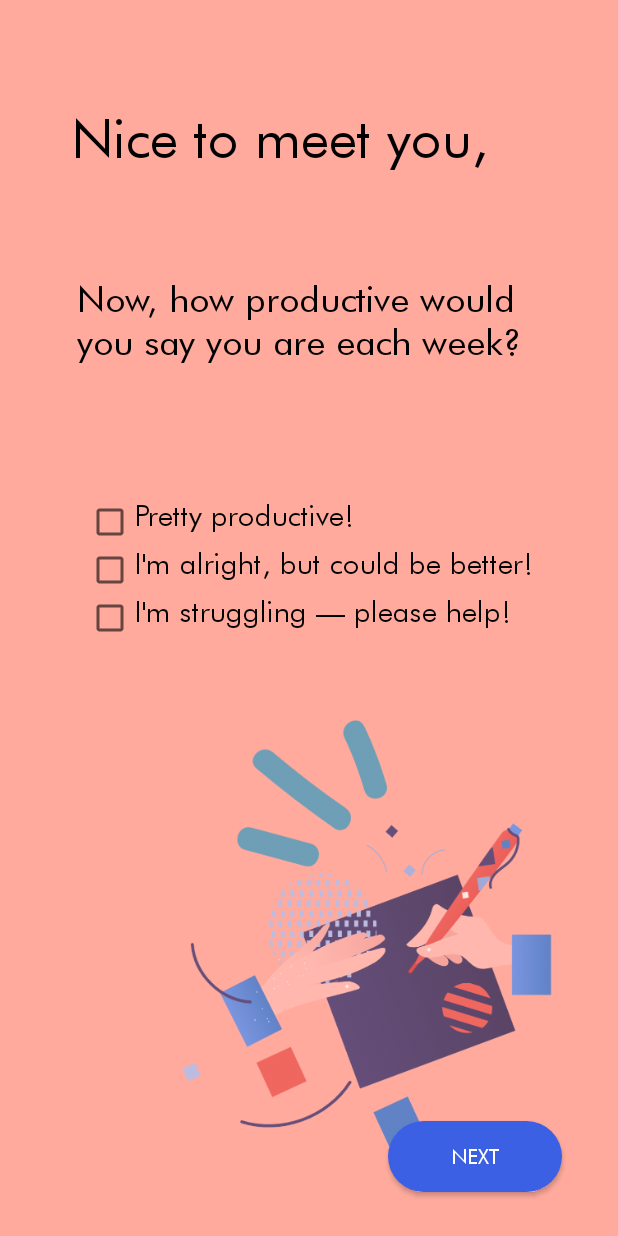
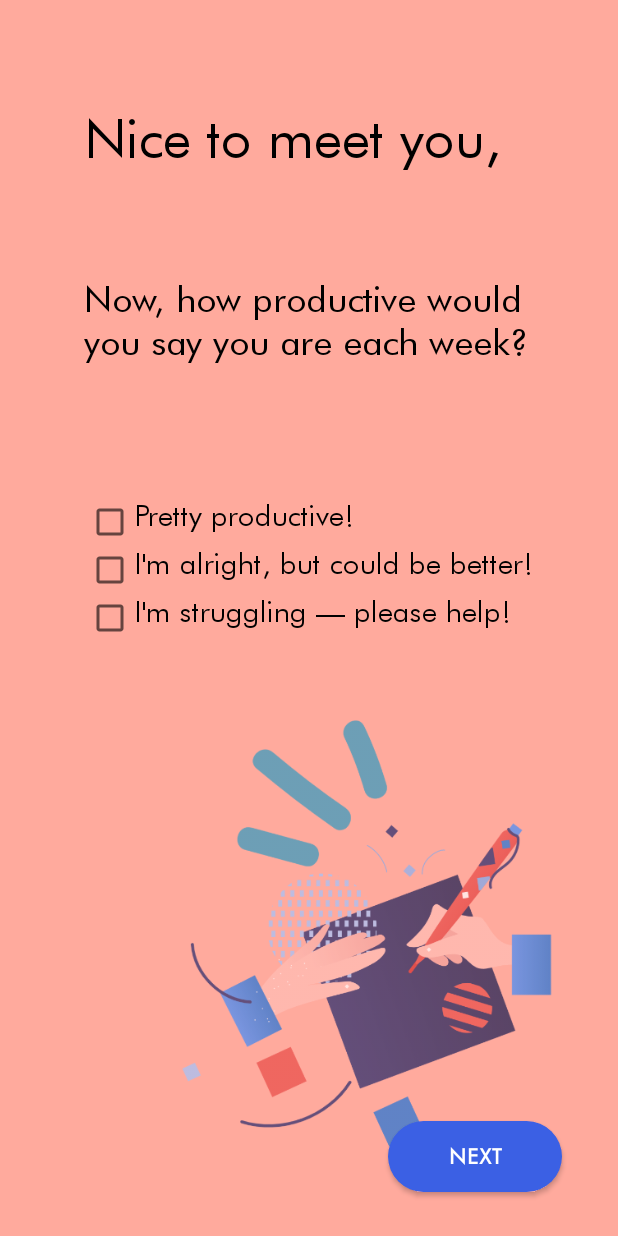
Before and after one commit to verdantl/Systemize, an Android app: the layout activity_onboarding2.xml on its own in the app's theme, with its tools: preview values and no code run, on a phone screen of 412 x 824 dp. Run offline under Robolectric (Android 15) with nearby library versions, the light colour scheme and no system bars.

Commit message:
fixed onboarding and palette

```diff
--- a/Systemize/app/src/main/res/layout/activity_onboarding2.xml
+++ b/Systemize/app/src/main/res/layout/activity_onboarding2.xml
@@ -15,14 +15,12 @@
         android:layout_width="wrap_content"
         android:layout_height="wrap_content"
         android:fontFamily="@font/futura"
-        android:gravity="left"
         android:text="Nice to meet you,"
         android:textColor="@color/black"
-        android:textSize="36dp"
-        android:layout_marginRight="40dp"
+        android:textSize="36sp"
         app:layout_constraintBottom_toTopOf="@id/productiveness_prompt"
-        app:layout_constraintLeft_toLeftOf="parent"
-        app:layout_constraintRight_toRightOf="parent"
+        app:layout_constraintLeft_toLeftOf="@id/productiveness_prompt"
+
         app:layout_constraintTop_toTopOf="parent" />
 
     <TextView
@@ -30,11 +28,9 @@
         android:layout_width="wrap_content"
         android:layout_height="wrap_content"
         android:fontFamily="@font/futura"
-        android:layout_marginRight="10dp"
-        android:gravity="left"
         android:text="Now, how productive would \nyou say you are each week?"
         android:textColor="@color/black"
-        android:textSize="24dp"
+        android:textSize="24sp"
         app:layout_constraintBottom_toBottomOf="@id/options"
         app:layout_constraintLeft_toLeftOf="parent"
         app:layout_constraintRight_toRightOf="parent"
@@ -57,10 +53,10 @@
             android:layout_width="wrap_content"
             android:layout_height="wrap_content"
             android:fontFamily="@font/futura"
-            android:gravity="left"
+            android:gravity="start"
             android:text="Pretty productive!"
             android:textColor="@color/black"
-            android:textSize="19dp"
+            android:textSize="19sp"
             app:layout_constraintBottom_toTopOf="@id/productive"
             app:layout_constraintHorizontal_bias="0.22"
             app:layout_constraintLeft_toLeftOf="parent"
@@ -72,10 +68,10 @@
             android:layout_width="wrap_content"
             android:layout_height="wrap_content"
             android:fontFamily="@font/futura"
-            android:gravity="left"
+            android:gravity="start"
             android:text="I'm alright, but could be better!"
             android:textColor="@color/black"
-            android:textSize="19dp"
+            android:textSize="19sp"
             app:layout_constraintBottom_toTopOf="@id/struggling_text"
             app:layout_constraintHorizontal_bias="0.22"
             app:layout_constraintLeft_toLeftOf="parent"
@@ -87,10 +83,10 @@
             android:layout_width="wrap_content"
             android:layout_height="wrap_content"
             android:fontFamily="@font/futura"
-            android:gravity="left"
+            android:gravity="start"
             android:text="I'm struggling — please help!"
             android:textColor="@color/black"
-            android:textSize="19dp"
+            android:textSize="19sp"
             app:layout_constraintBottom_toBottomOf="parent"
             app:layout_constraintHorizontal_bias="0.22"
             app:layout_constraintLeft_toLeftOf="parent"
@@ -109,7 +105,8 @@
         app:layout_constraintLeft_toLeftOf="parent"
         app:layout_constraintRight_toRightOf="parent"
         app:layout_constraintTop_toBottomOf="@id/options"
-        app:layout_constraintVertical_bias="0.25"/>
+        app:layout_constraintVertical_bias="0.25"
+        android:contentDescription="productive" />
 
     <Button
         android:id="@+id/next_button"
@@ -123,7 +120,7 @@
         app:layout_constraintVertical_bias="0.95"
         app:layout_constraintLeft_toLeftOf="parent"
         app:layout_constraintRight_toRightOf="parent"
-        android:fontFamily="@font/futura"
+        android:fontFamily="@font/futura_medium"
         app:layout_constraintTop_toTopOf="@id/productiveness_prompt"/>
 
 </androidx.constraintlayout.widget.ConstraintLayout>
```
Also changed, not shown: Systemize/app/src/main/res/layout/activity_onboarding1.xml (+7 -12 lines), Systemize/app/src/main/res/layout/activity_palette_selection.xml (+19 -34 lines).
